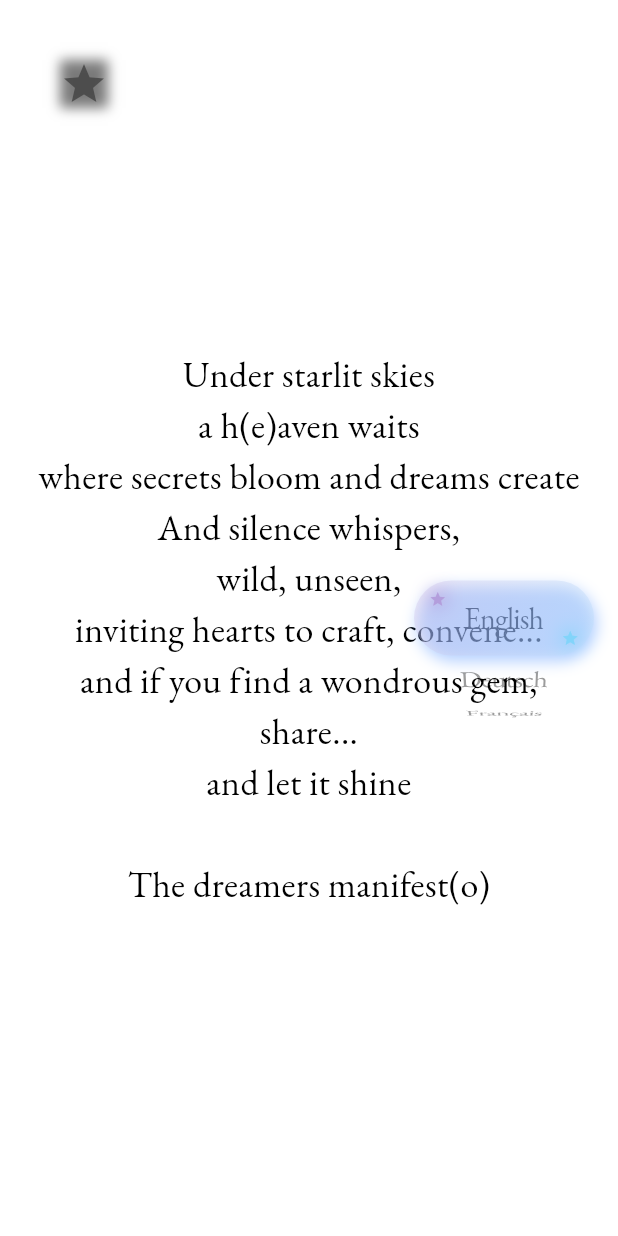
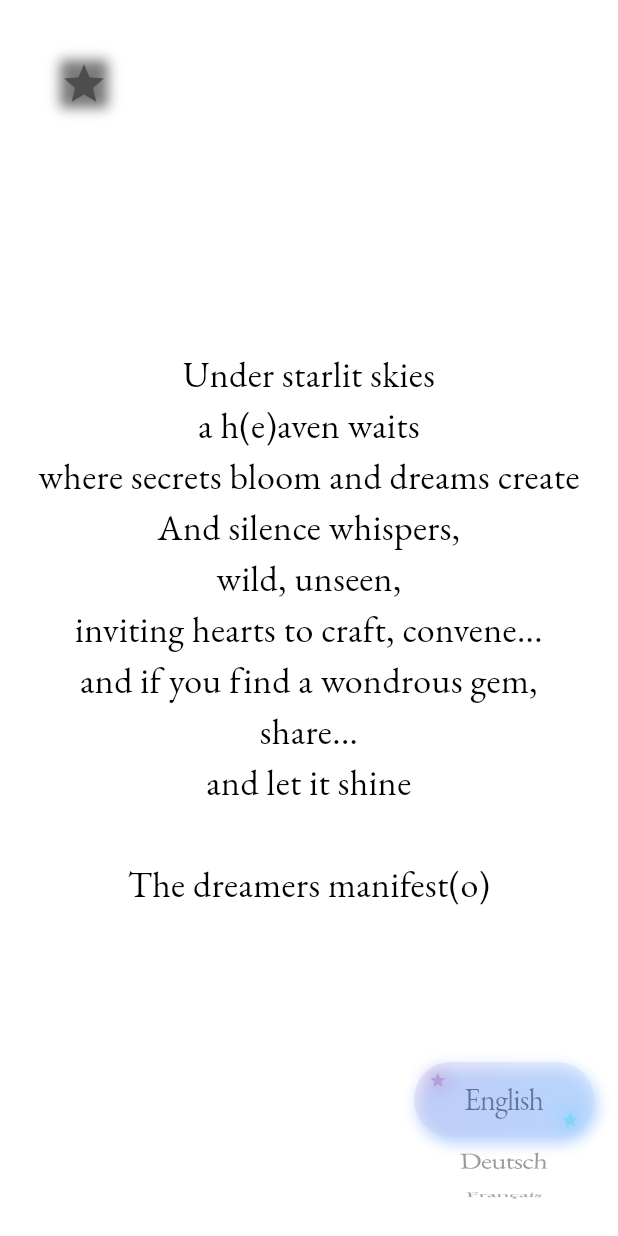
Before and after one commit to Tim2107/stellaria, a Flutter app: the screen it shows after launch, after a tap on "English", on a phone screen of 412 x 824 dp. Run offline on Flutter 3.47's test engine with Material 3 defaults, Android fonts, the phone set to English and light mode, and no system bars; our stand-ins replace google_fonts.

Commit message:
Move language selector to bottom right

```diff
--- a/nexus/lib/widgets/language_selector.dart
+++ b/nexus/lib/widgets/language_selector.dart
@@ -60,9 +60,9 @@ class _LanguageSelectorState extends State<LanguageSelector> {
             ),
           ),
         Align(
-          alignment: Alignment.centerRight,
+          alignment: Alignment.bottomRight,
           child: Padding(
-            padding: const EdgeInsets.only(right: 16),
+            padding: const EdgeInsets.only(right: 16, bottom: 16),
             child: _expanded ? _buildWheel() : _buildCollapsed(lang),
           ),
         ),
```
